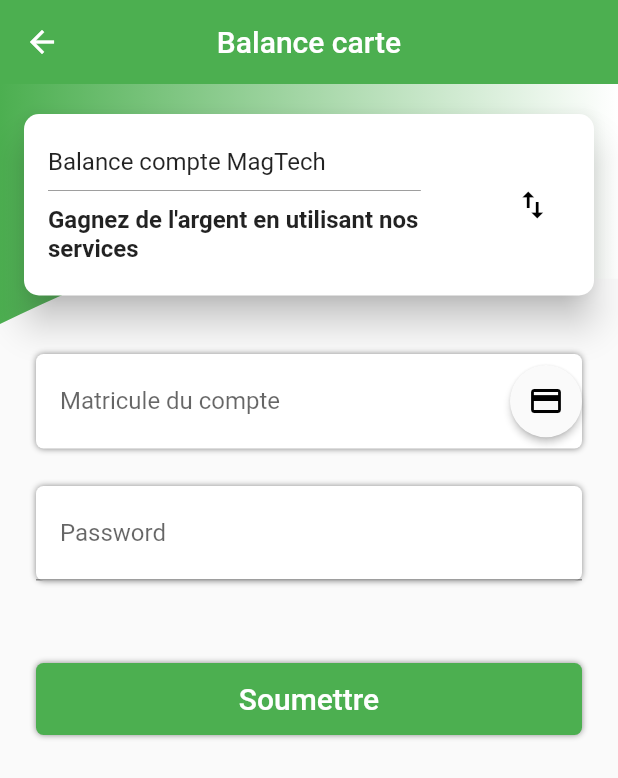
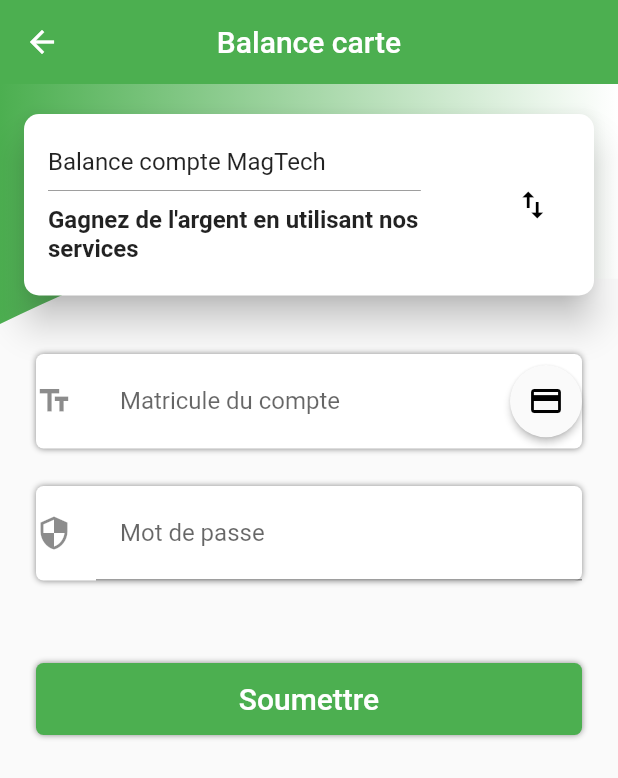
Before and after one commit to TonyBASHIZI/MagClient, a Flutter app: the screen it shows after launch, scrolled down 154 dp, after a tap on "Balance", on a phone screen of 412 x 824 dp. Shown: the top 778 px of the screen. Run offline on Flutter 3.47's test engine with Material 2 defaults, Android fonts, the phone set to English and light mode, and no system bars; our stand-ins replace flutter_local_notifications, rxdart, shared_preferences.

```diff
--- a/lib/CustomAppBar.dart
+++ b/lib/CustomAppBar.dart
@@ -1,65 +1,72 @@
 import 'package:flutter/material.dart';
-import 'package:MagClient/relais_list.dart';
+import 'package:MagClient/partenaire.dart';
 import 'flight_list.dart';
 import 'main.dart';
 
 class CustomAppBar extends StatelessWidget {
+   BuildContext context;
+  final List<BottomNavigationBarItem> bottomBarItems = [];
+  final bottomNavigationBarItemStyle =
+      TextStyle(fontStyle: FontStyle.normal, color: Colors.black);
 
- final List<BottomNavigationBarItem> bottomBarItems = [];
-final bottomNavigationBarItemStyle = TextStyle(fontStyle: FontStyle.normal, color:  Colors.black);
-
-   CustomAppBar(){
-
+  CustomAppBar(BuildContext context) {
+    this.context = context;
     bottomBarItems.add(
       BottomNavigationBarItem(
         activeIcon: Icon(
           Icons.location_on,
-            color: Colors.green,),
+          color: Colors.green,
+        ),
         icon: Icon(
           Icons.location_city,
-            color: Colors.black,),
-          title: Text("Home",
-          style: bottomNavigationBarItemStyle,),
-
+          color: Colors.black,
+        ),
+        title: Text(
+          "Home",
+          style: bottomNavigationBarItemStyle,
+        ),
       ),
     );
     bottomBarItems.add(
       BottomNavigationBarItem(
-          icon: Icon(Icons.notification_important, color: Colors.black,),
-          title: Text("Notification",
-          style: bottomNavigationBarItemStyle,),
-
+        icon: Icon(
+          Icons.notification_important,
+          color: Colors.black,
+        ),
+        title: Text(
+          "Notification",
+          style: bottomNavigationBarItemStyle,
+        ),
       ),
     );
     bottomBarItems.add(
       BottomNavigationBarItem(
-          title: Text("Exporer",
-          style: bottomNavigationBarItemStyle,),
-
+          title: Text(
+            "Explore",
+            style: bottomNavigationBarItemStyle,
+          ),
           icon: Material(
-
-          child:
-          InkWell(
+            child: InkWell(
                 onTap: () {
-                // Navigator.push(context,
-                //     MaterialPageRoute(builder: (context) => relaisList()));
+                  Navigator.push(context,
+                      MaterialPageRoute(builder: (context) => partenaire()));
                 },
-           child: Icon(Icons.local_offer, color: Colors.black,)
-
-            ),
-
-          )
-
-
-
-        ),
+                child: Icon(
+                  Icons.local_offer,
+                  color: Colors.black,
+                )),
+          )),
     );
     bottomBarItems.add(
       BottomNavigationBarItem(
-          icon: Icon(Icons.contact_mail, color: Colors.black,),
-          title: Text("Contact",
-          style: bottomNavigationBarItemStyle,),
-
+        icon: Icon(
+          Icons.contact_mail,
+          color: Colors.black,
+        ),
+        title: Text(
+          "Contact",
+          style: bottomNavigationBarItemStyle,
+        ),
       ),
     );
   }
@@ -70,7 +77,6 @@ final bottomNavigationBarItemStyle = TextStyle(fontStyle: FontStyle.normal, colo
       child: BottomNavigationBar(
         items: bottomBarItems,
         type: BottomNavigationBarType.fixed,
-
       ),
     );
   }
--- /dev/null
+++ b/lib/balance.dart
@@ -0,0 +1,299 @@
+import 'dart:convert';
+
+import 'package:MagClient/utils/config.dart';
+import 'package:flutter/material.dart';
+import 'package:shared_preferences/shared_preferences.dart';
+import 'main.dart';
+import 'package:http/http.dart' as http;
+
+import 'CustomShapeClipper.dart';
+
+class balance extends StatelessWidget {
+  init() async {
+    pref = await SharedPreferences.getInstance();
+  }
+
+  SharedPreferences pref;
+  Future getBalance() async {
+    var url = BaseUrl.getBalance;
+    var response = await http.get(url);
+
+    return jsonDecode(response.body);
+  }
+
+  @override
+  Widget build(BuildContext context) {
+    return Scaffold(
+      appBar: AppBar(
+        backgroundColor: Colors.green,
+        title: Text(
+          "Balance carte",
+        ),
+        elevation: 0.0,
+        centerTitle: true,
+        leading: InkWell(
+          child: Icon(
+            Icons.arrow_back,
+          ),
+          onTap: () {
+            Navigator.pop(context);
+          },
+        ),
+      ),
+      body: SingleChildScrollView(
+        scrollDirection: Axis.vertical,
+        child: Column(
+          children: <Widget>[
+            FlightListTopPart(),
+            SizedBox(
+              height: 20.0,
+            ),
+            formExpedier(),
+          ],
+        ),
+      ),
+    );
+  }
+}
+
+class FlightListTopPart extends StatelessWidget {
+  @override
+  Widget build(BuildContext context) {
+    return Stack(
+      children: <Widget>[
+        ClipPath(
+          clipper: CustomShapeClipper(),
+          child: Container(
+            decoration: BoxDecoration(
+              gradient: LinearGradient(colors: [firstColor, secondColor]),
+            ),
+            height: 160.0,
+          ),
+        ),
+        Column(
+          children: <Widget>[
+            SizedBox(
+              height: 20.0,
+            ),
+            Card(
+              shape: RoundedRectangleBorder(
+                  borderRadius: BorderRadius.all(Radius.circular(10.0))),
+              margin: EdgeInsets.symmetric(horizontal: 16.0),
+              elevation: 10.0,
+              child: Container(
+                padding: EdgeInsets.symmetric(horizontal: 16.0, vertical: 22.0),
+                child: Row(
+                  mainAxisSize: MainAxisSize.max,
+                  mainAxisAlignment: MainAxisAlignment.spaceBetween,
+                  children: <Widget>[
+                    Expanded(
+                      flex: 5,
+                      child: Column(
+                        mainAxisAlignment: MainAxisAlignment.spaceBetween,
+                        crossAxisAlignment: CrossAxisAlignment.start,
+                        children: <Widget>[
+                          Text(
+                            "Balance compte MagTech",
+                            style: TextStyle(
+                              fontSize: 16.0,
+                            ),
+                          ),
+                          Divider(
+                            color: Colors.grey,
+                            height: 20.0,
+                          ),
+                          Text(
+                            "Gagnez de l'argent en utilisant nos services",
+                            style: TextStyle(
+                                fontSize: 16.0, fontWeight: FontWeight.bold),
+                          ),
+                        ],
+                      ),
+                    ),
+                    Spacer(),
+                    Expanded(
+                        flex: 1,
+                        child: Icon(
+                          Icons.import_export,
+                          color: Colors.black,
+                          size: 24.0,
+                        )),
+                  ],
+                ),
+              ),
+            ),
+          ],
+        )
+      ],
+    );
+  }
+}
+
+class formExpedier extends StatelessWidget {
+  init() async {
+    pref = await SharedPreferences.getInstance();
+  }
+
+  SharedPreferences pref;
+  final pwdController = TextEditingController();
+  final matController = TextEditingController();
+  @override
+  Widget build(BuildContext context) {
+    // pwdController.dispose();
+    init();
+    bool isSaving = false;
+    dialog() => showDialog(
+          context: context,
+          builder: (BuildContext context) {
+            // return object of type Dialog
+            return AlertDialog(
+              title: Container(
+                  height: 120,
+                  padding: EdgeInsets.all(15),
+                  decoration: BoxDecoration(
+                    boxShadow: [
+                      BoxShadow(
+                          offset: Offset(0, 0),
+                          color: Colors.black45,
+                          blurRadius: 3)
+                    ],
+                    borderRadius: BorderRadius.circular(5),
+                    color: Colors.green,
+                  ),
+                  child: new Text(
+                    "Matricule ${pref.getString("mat")} solde du compte est de \n 00 fc ",
+                    textAlign: TextAlign.center,
+                    style: TextStyle(color: Colors.white),
+                  )),
+              actions: <Widget>[
+                isSaving == false
+                    ? Container(
+                        width: 120,
+                        decoration: BoxDecoration(
+                          color: Colors.green,
+                          borderRadius: BorderRadius.circular(5),
+                          boxShadow: [
+                            BoxShadow(
+                                offset: Offset(0, 0),
+                                color: Colors.black45,
+                                blurRadius: 2)
+                          ],
+                        ),
+                        child: new FlatButton(
+                          child: new Text(
+                            "Fermer",
+                            style: TextStyle(
+                              color: Colors.white,
+                            ),
+                          ),
+                          onPressed: () {
+                            // matController.dispose();
+                            Navigator.of(context).pop();
+                          },
+                        ),
+                      )
+                    : CircularProgressIndicator(),
+              ],
+            );
+          },
+        );
+    return Container(
+      margin: EdgeInsets.symmetric(horizontal: 24.0),
+      child: Column(
+        children: <Widget>[
+          Container(
+            decoration: BoxDecoration(
+              borderRadius: BorderRadius.circular(5),
+              boxShadow: [
+                BoxShadow(
+                    offset: Offset(0, 0), color: Colors.black45, blurRadius: 3)
+              ],
+              color: Colors.white,
+            ),
+            child: TextField(
+              controller: matController,
+              style: dropDownMenuItemStyle,
+              obscureText: false,
+              textAlign: TextAlign.center,
+              decoration: InputDecoration(
+                icon: Icon(Icons.text_fields),
+                labelText: "Matricule du compte",
+                contentPadding:
+                    EdgeInsets.symmetric(horizontal: 16.0, vertical: 14.0),
+                suffixIcon: Material(
+                  elevation: 2.0,
+                  borderRadius: BorderRadius.all(
+                    Radius.circular(30.0),
+                  ),
+                  child: InkWell(
+                    onTap: () async {
+                      // Navigator.push(
+                      //     context,
+                      //     MaterialPageRoute(
+                      //         builder: (context) =>
+                      //             FlightListingScreen())
+                      //             );
+                    },
+                    child: Icon(
+                      Icons.credit_card,
+                      color: Colors.black,
+                    ),
+                  ),
+                ),
+                border: InputBorder.none,
+              ),
+            ),
+          ),
+          SizedBox(
+            height: 25,
+          ),
+          Container(
+            decoration: BoxDecoration(
+                borderRadius: BorderRadius.circular(5),
+                boxShadow: [
+                  BoxShadow(
+                      offset: Offset(0, 0),
+                      color: Colors.black45,
+                      blurRadius: 3)
+                ],
+                color: Colors.white),
+            child: TextField(
+              decoration: InputDecoration(
+                  icon: Icon(Icons.security),
+                  labelText: "Mot de passe",
+                  contentPadding:
+                      EdgeInsets.symmetric(horizontal: 16.0, vertical: 14.0)),
+              controller: pwdController,
+              style: dropDownMenuItemStyle,
+              cursorColor: appTheme.primaryColor,
+              keyboardType: TextInputType.text,
+              obscureText: true,
+              textAlign: TextAlign.center,
+            ),
+          ),
+          Container(
+            margin: EdgeInsets.fromLTRB(0, 55, 0, 0),
+            width: 500,
+            decoration: BoxDecoration(
+                borderRadius: BorderRadius.circular(5),
+                boxShadow: [
+                  BoxShadow(
+                      offset: Offset(0, 0),
+                      color: Colors.black45,
+                      blurRadius: 3)
+                ],
+                color: Colors.green),
+            child: FlatButton(
+              onPressed: () {
+                pref.setString("mat", matController.text);
+                dialog();
+              },
+              child: Text("Soumettre",
+                  style: TextStyle(color: Colors.white, fontSize: 20)),
+            ),
+          )
+        ],
+      ),
+    );
+  }
+}
--- a/lib/expedier.dart
+++ /dev/null
@@ -1,262 +0,0 @@
-import 'package:flutter/material.dart';
-import 'main.dart';
-
-import 'CustomShapeClipper.dart';
-
-class expedier extends StatelessWidget {
-  @override
-  Widget build(BuildContext context) {
-     return Scaffold(
-      appBar: AppBar(
-        backgroundColor: Colors.green,
-
-        title: Text(
-          "Balance carte",
-
-        ),
-        elevation: 0.0,
-        centerTitle: true,
-        leading: InkWell(
-          child: Icon(
-            Icons.arrow_back,
-
-          ),
-          onTap: () {
-            Navigator.pop(context);
-          },
-        ),
-      ),
-      body: SingleChildScrollView(
-        scrollDirection: Axis.vertical,
-        child: Column(
-          children: <Widget>[
-            FlightListTopPart(),
-            SizedBox(height: 20.0,),
-            formExpedier(),
-          ],
-        ),
-      ),
-    );
-  }
-}
-class FlightListTopPart extends StatelessWidget {
-  @override
-  Widget build(BuildContext context) {
-
-    return Stack(
-      children: <Widget>[
-        ClipPath(
-          clipper: CustomShapeClipper(),
-          child: Container(
-            decoration: BoxDecoration(gradient: LinearGradient(
-              colors: [firstColor, secondColor]
-              ),
-              ),
-              height: 160.0,
-          ),
-        ),
-        Column(
-          children: <Widget>[
-            SizedBox(height: 20.0,),
-            Card(
-              shape: RoundedRectangleBorder(borderRadius: BorderRadius.all(Radius.circular(10.0))),
-              margin: EdgeInsets.symmetric(horizontal: 16.0),
-              elevation: 10.0,
-              child: Container(
-                padding: EdgeInsets.symmetric(horizontal: 16.0, vertical: 22.0),
-                 child: Row(
-                   mainAxisSize: MainAxisSize.max,
-                   mainAxisAlignment: MainAxisAlignment.spaceBetween,
-                   children: <Widget>[
-                     Expanded(
-                         flex: 5,
-                         child: Column(
-                         mainAxisAlignment: MainAxisAlignment.spaceBetween,
-                         crossAxisAlignment: CrossAxisAlignment.start,
-                         children: <Widget>[
-                           Text("Balance compte MagTech",
-                       style: TextStyle(
-                         fontSize: 16.0,
-                       ),
-                       ),
-                       Divider(color: Colors.grey,height: 20.0,),
-                       Text("Gagnez de l'argent en utilisant nos services",
-                       style: TextStyle(fontSize: 16.0, fontWeight: FontWeight.bold),
-                       ),
-                         ],
-                       ),
-                     ),
-                     Spacer(),
-                     Expanded(
-                       flex: 1,
-                       child: Icon(Icons.import_export, color: Colors.black, size: 24.0,)),
-                   ],
-                 ),
-              ) ,
-            ),
-          ],
-        )
-      ],
-
-    );
-  }
-}
-class formExpedier extends StatelessWidget {
-  @override
-  Widget build(BuildContext context) {
-     bool isSaving = false;
-  dialog() => showDialog(
-    context: context,
-        builder: (BuildContext context) {
-          // return object of type Dialog
-          return AlertDialog(
-            title: Container(
-
-                height: 120,
-                padding: EdgeInsets.all(15),
-                decoration: BoxDecoration(
-                  boxShadow: [
-                    BoxShadow(
-                        offset: Offset(0, 0),
-                        color: Colors.black45,
-                        blurRadius: 3)
-                  ],
-                  borderRadius: BorderRadius.circular(5),
-                  color: Colors.green,
-                ),
-                child: new Text(
-                  "Matricule Magxxxxxxxxx solde du compte est de \n 00 fc",
-                  textAlign: TextAlign.center,
-                  style: TextStyle(color: Colors.white),
-                )),
-            actions: <Widget>[
-              isSaving == false
-                  ? Container(
-                      width: 120,
-                      decoration: BoxDecoration(
-                        color: Colors.green,
-                        borderRadius: BorderRadius.circular(5),
-                        boxShadow: [
-                          BoxShadow(
-                              offset: Offset(0, 0),
-                              color: Colors.black45,
-                              blurRadius: 2)
-                        ],
-                      ),
-                      child: new FlatButton(
-                        child: new Text(
-                          "Fermer",
-                          style: TextStyle(
-                            color: Colors.white,
-                          ),
-                        ),
-                        onPressed: () {
-                          Navigator.of(context).pop();
-                        },
-                      ),
-                    )
-                  : CircularProgressIndicator(),
-
-            ],
-          );
-        },
-      );
-    return Container(
-      margin :EdgeInsets.symmetric(horizontal: 24.0),
-      child: Column(
-
-        children: <Widget>[
-
-          Container(
-            decoration: BoxDecoration(
-              borderRadius: BorderRadius.circular(5),
-              boxShadow: [BoxShadow(offset: Offset(0, 0), color: Colors.black45, blurRadius: 3)],
-              color: Colors.white,
-            ),
-            child: TextField(
-
-                controller: TextEditingController(
-                    text: "",
-
-                ),
-                 style: dropDownMenuItemStyle,
-                 obscureText: false,
-                 textAlign: TextAlign.center,
-                 decoration: InputDecoration(
-                   labelText: "Matricule du compte",
-                        contentPadding: EdgeInsets.symmetric(
-                            horizontal: 16.0, vertical: 14.0),
-                        suffixIcon: Material(
-                          elevation: 2.0,
-                          borderRadius: BorderRadius.all(
-                            Radius.circular(30.0),
-                          ),
-                          child: InkWell(
-                            onTap: () {
-                              // Navigator.push(
-                              //     context,
-                              //     MaterialPageRoute(
-                              //         builder: (context) =>
-                              //             FlightListingScreen())
-                              //             );
-                            },
-                            child: Icon(
-                              Icons.credit_card,
-                              color: Colors.black,
-                            ),
-                          ),
-                        ),
-                        border: InputBorder.none,
-                      ),
-            ),
-          ),
-          SizedBox(height: 25,),
-          Container(
-            decoration: BoxDecoration(
-              borderRadius: BorderRadius.circular(5),
-              boxShadow: [BoxShadow(offset: Offset(0, 0),color: Colors.black45,blurRadius: 3)],
-              color: Colors.white
-            ),
-
-            child: TextField(
-              decoration: InputDecoration(
-                labelText: "Password",
-                contentPadding: EdgeInsets.symmetric(
-                            horizontal: 16.0, vertical: 14.0)
-              ),
-                controller: TextEditingController(
-                    text: "",
-
-                ),
-
-                 style: dropDownMenuItemStyle,
-                 cursorColor: appTheme.primaryColor,
-                 keyboardType: TextInputType.text,
-                 obscureText: true,
-                 textAlign: TextAlign.center,
-
-            ),
-          ),
-          Container(
-            margin: EdgeInsets.fromLTRB(0, 55, 0, 0),
-            width: 500,
-            decoration: BoxDecoration(
-
-              borderRadius: BorderRadius.circular(5),
-              boxShadow: [BoxShadow(offset: Offset(0, 0),color: Colors.black45,blurRadius: 3)],
-              color: Colors.green
-            ),
-            child: FlatButton(onPressed: () {
-          dialog();
-        },
-            child: Text("Soumettre",
-            style: TextStyle(color: Colors.white, fontSize: 20)
-            ),
-
-            ),
-          )
-        ],
-      ),
-    );
-  }
-}
--- a/lib/main.dart
+++ b/lib/main.dart
@@ -2,9 +2,9 @@ import 'package:flutter/material.dart';
 import 'package:MagClient/CustomAppBar.dart';
 import 'package:MagClient/CustomShapeClipper.dart';
 import 'package:MagClient/NotificationPlugin.dart';
-import 'package:MagClient/expedier.dart';
+import 'package:MagClient/balance.dart';
 import 'package:MagClient/flight_list.dart';
-import 'package:MagClient/relais_list.dart';
+import 'package:MagClient/partenaire.dart';
 
 void main() => runApp(MaterialApp(
       title: 'Tracking bagages',
@@ -32,7 +32,7 @@ class HomeScreen extends StatelessWidget {
   @override
   Widget build(BuildContext context) {
     return Scaffold(
-      bottomNavigationBar: CustomAppBar(),
+      bottomNavigationBar: CustomAppBar(context),
       body: SingleChildScrollView(
         scrollDirection: Axis.vertical,
         child: Column(
@@ -195,7 +195,7 @@ class _HomeScreenTopPartState extends State<HomeScreenTopPart> {
                         Navigator.push(
                             context,
                             MaterialPageRoute(
-                                builder: (context) => expedier()));
+                                builder: (context) => balance()));
                       },
                       child: ChoiceChip(Icons.account_balance, "Balance"),
                     ),
@@ -312,7 +312,7 @@ class CityCard extends StatelessWidget {
             child: InkWell(
               onTap: () {
                 Navigator.push(context,
-                    MaterialPageRoute(builder: (context) => relaisList()));
+                    MaterialPageRoute(builder: (context) => partenaire()));
               },
               child: Stack(
                 children: <Widget>[
--- a/lib/utils/config.dart
+++ b/lib/utils/config.dart
@@ -1,6 +1,7 @@
 class BaseUrl {
   static String ip="http://192.168.43.141:81/Projects/MagCl/Api/read.php";
   static String getColi=ip+"getColi.php?value=listColi";
+  static String getBalance=ip+"balance.php?value=2914-0220-1-2914";
   static String img="http://192.168.141.181:81/Projects/MagCl/Api/images/";
 
 
--- a/pubspec.yaml
+++ b/pubspec.yaml
@@ -58,6 +58,7 @@ flutter:
    - assets/images/cobil.jpeg
    - assets/images/takenga.jpeg
    - assets/images/carwash.jpg
+   - assets/
 
   # An image asset can refer to one or more resolution-specific "variants", see
   # https://flutter.dev/assets-and-images/#resolution-aware.
```
Also changed, not shown: lib/partenaire.dart (renamed from lib/relais_list.dart, +24 -10 lines), assets/images/station.jpeg (renamed from assets/images/takenga2.jpeg). Lines whose indentation alone changed are shown as unchanged.
